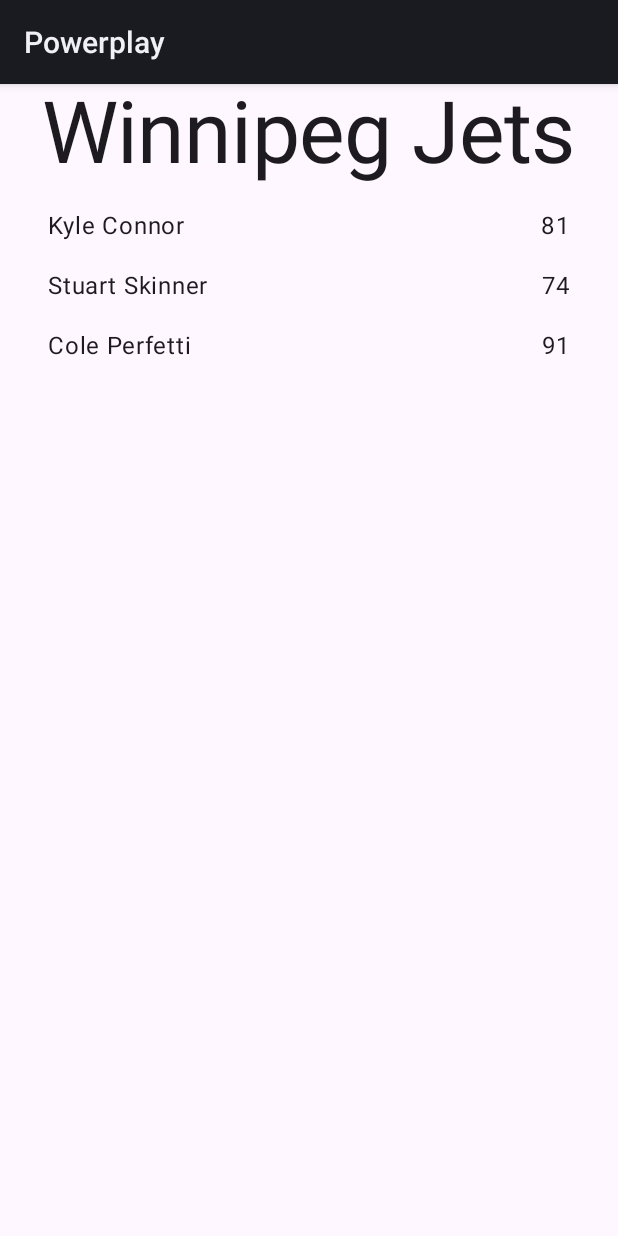
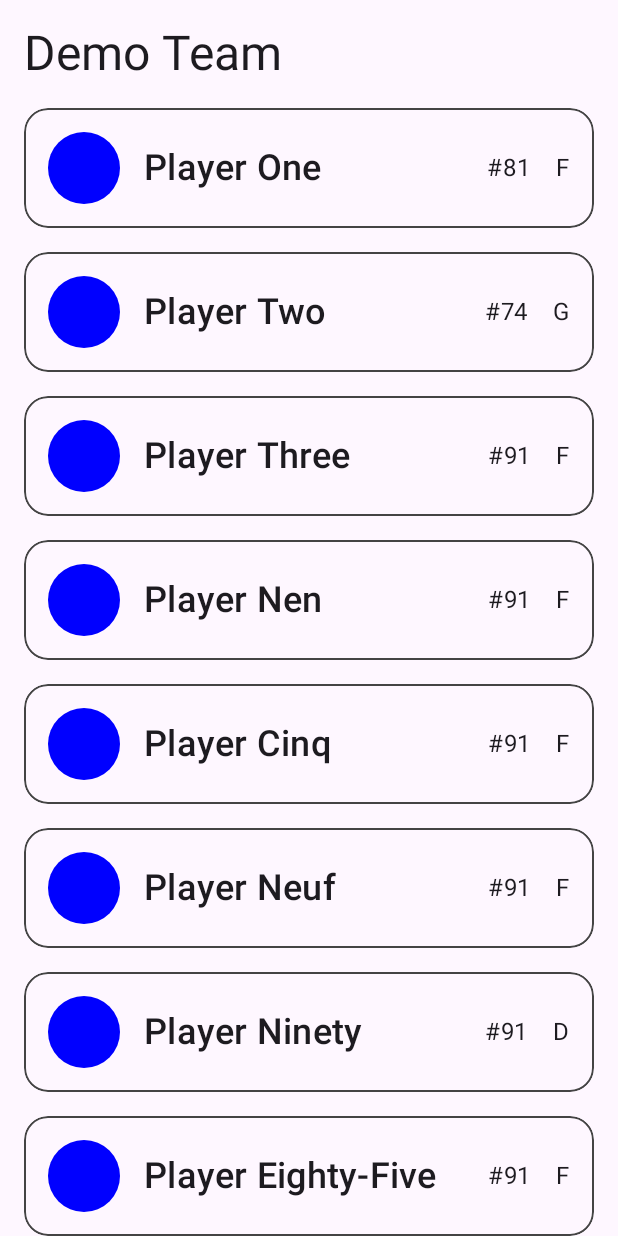
Before and after one commit to colinmarsch/powerplay, an Android app built with Jetpack Compose: the screen it shows after launch (MainActivity), on a phone screen of 412 x 824 dp. Run offline under Robolectric (Android 15) with nearby library versions, the phone set to English and light mode, and no system bars; our stand-ins replace Dagger/Hilt's generated code.

Commit message:
Update the roster UI and build team list UI

```diff
--- a/app/src/main/AndroidManifest.xml
+++ b/app/src/main/AndroidManifest.xml
@@ -5,6 +5,7 @@
         android:name=".PowerPlayApp"
         android:allowBackup="true"
         android:label="@string/app_name"
+        android:theme="@android:style/Theme.DeviceDefault.NoActionBar"
         android:supportsRtl="true">
         <activity
             android:name=".MainActivity"
--- a/app/src/main/java/ca/colinmarsch/powerplay/MainActivity.kt
+++ b/app/src/main/java/ca/colinmarsch/powerplay/MainActivity.kt
@@ -5,36 +5,96 @@ import androidx.activity.ComponentActivity
 import androidx.activity.compose.setContent
 import androidx.compose.material3.MaterialTheme
 import ca.colinmarsch.core.models.Player
+import ca.colinmarsch.core.models.PlayerPosition
 import ca.colinmarsch.core.models.Team
-import ca.colinmarsch.feature.teams.TeamScreen
+import ca.colinmarsch.feature.teams.RosterScreen
 
 class MainActivity : ComponentActivity() {
     private val demoTeam = Team(
-        name = "Winnipeg Jets",
+        name = "Demo Team",
         players = listOf(
             Player(
-                name = "Kyle Connor",
+                name = "Player One",
                 imageUrl = "",
                 number = 81,
+                position = PlayerPosition.Forward,
             ),
             Player(
-                name = "Stuart Skinner",
+                name = "Player Two",
                 imageUrl = "",
                 number = 74,
+                position = PlayerPosition.Goalie,
             ),
             Player(
-                name = "Cole Perfetti",
+                name = "Player Three",
                 imageUrl = "",
                 number = 91,
+                position = PlayerPosition.Forward,
+            ),
+            Player(
+                name = "Player Nen",
+                imageUrl = "",
+                number = 91,
+                position = PlayerPosition.Forward,
+            ),
+            Player(
+                name = "Player Cinq",
+                imageUrl = "",
+                number = 91,
+                position = PlayerPosition.Forward,
+            ),
+            Player(
+                name = "Player Neuf",
+                imageUrl = "",
+                number = 91,
+                position = PlayerPosition.Forward,
+            ),
+            Player(
+                name = "Player Ninety",
+                imageUrl = "",
+                number = 91,
+                position = PlayerPosition.Defence,
+            ),
+            Player(
+                name = "Player Eighty-Five",
+                imageUrl = "",
+                number = 91,
+                position = PlayerPosition.Forward,
+            ),
+            Player(
+                name = "Player Seven",
+                imageUrl = "",
+                number = 91,
+                position = PlayerPosition.Forward,
+            ),
+            Player(
+                name = "Player Four",
+                imageUrl = "",
+                number = 91,
+                position = PlayerPosition.Forward,
+            ),
+            Player(
+                name = "Player Sixteen",
+                imageUrl = "",
+                number = 91,
+                position = PlayerPosition.Forward,
+            ),
+            Player(
+                name = "Player Eight",
+                imageUrl = "",
+                number = 91,
+                position = PlayerPosition.Goalie,
             ),
         )
     )
+
+    private val teamList = listOf(demoTeam)
 
     override fun onCreate(savedInstanceState: Bundle?) {
         super.onCreate(savedInstanceState)
         setContent {
             MaterialTheme {
-                TeamScreen(demoTeam)
+                RosterScreen(demoTeam)
             }
         }
     }
--- a/core/models/src/main/java/ca/colinmarsch/core/models/Player.kt
+++ b/core/models/src/main/java/ca/colinmarsch/core/models/Player.kt
@@ -4,4 +4,5 @@ data class Player(
     val name: String,
     val imageUrl: String,
     val number: Int,
+    val position: PlayerPosition,
 )
--- /dev/null
+++ b/core/models/src/main/java/ca/colinmarsch/core/models/PlayerPosition.kt
@@ -0,0 +1,7 @@
+package ca.colinmarsch.core.models
+
+enum class PlayerPosition(val symbol: String) {
+    Forward("F"),
+    Defence("D"),
+    Goalie("G"),
+}
--- a/feature/teams/build.gradle.kts
+++ b/feature/teams/build.gradle.kts
@@ -31,6 +31,8 @@ dependencies {
     implementation(project(":core:models"))
 
     implementation(libs.androidx.compose.runtime)
+//    implementation(libs.androidx.compose.ui.tooling.preview)
     implementation(libs.androidx.core.ktx)
     implementation(libs.androidx.material3)
+//    debugImplementation(libs.androidx.compose.ui.tooling)
 }
--- /dev/null
+++ b/feature/teams/src/main/java/ca/colinmarsch/feature/teams/RosterScreen.kt
@@ -0,0 +1,118 @@
+package ca.colinmarsch.feature.teams
+
+import androidx.compose.foundation.background
+import androidx.compose.foundation.border
+import androidx.compose.foundation.layout.Arrangement
+import androidx.compose.foundation.layout.Box
+import androidx.compose.foundation.layout.Row
+import androidx.compose.foundation.layout.Spacer
+import androidx.compose.foundation.layout.fillMaxSize
+import androidx.compose.foundation.layout.fillMaxWidth
+import androidx.compose.foundation.layout.height
+import androidx.compose.foundation.layout.padding
+import androidx.compose.foundation.layout.size
+import androidx.compose.foundation.lazy.LazyColumn
+import androidx.compose.foundation.lazy.items
+import androidx.compose.foundation.shape.CircleShape
+import androidx.compose.foundation.shape.RoundedCornerShape
+import androidx.compose.material3.MaterialTheme
+import androidx.compose.material3.Scaffold
+import androidx.compose.material3.Text
+import androidx.compose.runtime.Composable
+import androidx.compose.ui.Alignment
+import androidx.compose.ui.Modifier
+import androidx.compose.ui.draw.clip
+import androidx.compose.ui.graphics.Color
+import androidx.compose.ui.unit.dp
+import androidx.compose.ui.unit.sp
+import ca.colinmarsch.core.models.PlayerPosition
+import ca.colinmarsch.core.models.Team
+
+@Composable
+fun RosterScreen(team: Team) {
+    Scaffold(
+        modifier = Modifier,
+        topBar = {
+            Row(
+                Modifier
+                    .fillMaxWidth()
+                    .padding(16.dp),
+            ) {
+                Text(
+                    text = team.name,
+                    fontSize = 32.sp,
+                    style = MaterialTheme.typography.headlineLarge
+                )
+            }
+        },
+    ) { paddingValues ->
+        LazyColumn(
+            modifier = Modifier
+                .fillMaxSize()
+                .padding(paddingValues),
+            verticalArrangement = Arrangement.spacedBy(16.dp),
+        ) {
+            items(items = team.players, key = { it.name }) { player ->
+                PlayerRow(
+                    modifier = Modifier.padding(horizontal = 16.dp),
+                    name = player.name,
+                    number = player.number,
+                    position = player.position,
+                )
+            }
+
+            item {
+                Spacer(Modifier.height(0.dp))
+            }
+        }
+    }
+}
+
+@Composable
+fun PlayerRow(
+    name: String,
+    number: Int,
+    position: PlayerPosition,
+    modifier: Modifier = Modifier,
+) {
+    Row(
+        modifier = modifier
+            .fillMaxWidth()
+            .clip(RoundedCornerShape(16.dp))
+            .border(width = 1.dp, color = Color.DarkGray, shape = RoundedCornerShape(16.dp))
+            .padding(16.dp),
+        horizontalArrangement = Arrangement.spacedBy(16.dp),
+        verticalAlignment = Alignment.CenterVertically,
+    ) {
+        Box(
+            modifier = Modifier
+                .size(48.dp)
+                .clip(CircleShape),
+        ) {
+            Box(
+                modifier = Modifier
+                    .fillMaxSize()
+                    .background(Color.Blue)
+            )
+        }
+
+        Text(
+            modifier = Modifier.weight(1f),
+            text = name,
+            fontSize = 24.sp,
+            style = MaterialTheme.typography.titleMedium,
+        )
+
+        Text(
+            text = "#$number",
+            fontSize = 16.sp,
+            style = MaterialTheme.typography.bodySmall,
+        )
+
+        Text(
+            text = position.symbol,
+            fontSize = 16.sp,
+            style = MaterialTheme.typography.bodySmall,
+        )
+    }
+}
--- a/feature/teams/src/main/java/ca/colinmarsch/feature/teams/TeamScreen.kt
+++ /dev/null
@@ -1,59 +0,0 @@
-package ca.colinmarsch.feature.teams
-
-import androidx.compose.foundation.layout.Arrangement
-import androidx.compose.foundation.layout.Row
-import androidx.compose.foundation.layout.fillMaxSize
-import androidx.compose.foundation.layout.fillMaxWidth
-import androidx.compose.foundation.layout.padding
-import androidx.compose.foundation.lazy.LazyColumn
-import androidx.compose.foundation.lazy.items
-import androidx.compose.material3.MaterialTheme
-import androidx.compose.material3.Scaffold
-import androidx.compose.material3.Text
-import androidx.compose.runtime.Composable
-import androidx.compose.ui.Modifier
-import androidx.compose.ui.unit.dp
-import ca.colinmarsch.core.models.Team
-
-@Composable
-fun TeamScreen(team: Team) {
-    Scaffold(
-        modifier = Modifier,
-        topBar = {
-            Row(
-                Modifier
-                    .fillMaxWidth()
-                    .padding(bottom = 16.dp),
-                horizontalArrangement = Arrangement.Center,
-            ) {
-                Text(text = team.name, style = MaterialTheme.typography.displayLarge)
-            }
-        },
-    ) { paddingValues ->
-        LazyColumn(
-            modifier = Modifier
-                .fillMaxSize()
-                .padding(paddingValues),
-            verticalArrangement = Arrangement.spacedBy(16.dp),
-        ) {
-            items(items = team.players, key = { it.name }) { player ->
-                Row(
-                    modifier = Modifier
-                        .fillMaxWidth()
-                        .padding(horizontal = 32.dp),
-                ) {
-                    // TODO: Display an image here
-
-                    Text(
-                        modifier = Modifier.weight(1f),
-                        text = player.name,
-                    )
-
-                    Text(
-                        text = player.number.toString(),
-                    )
-                }
-            }
-        }
-    }
-}
--- a/feature/teams/src/main/res/values/strings.xml
+++ b/feature/teams/src/main/res/values/strings.xml
@@ -1,4 +1,5 @@
 <?xml version="1.0" encoding="utf-8"?>
 <resources>
     <string name="app_name">Powerplay</string>
+    <string name="teams">Teams</string>
 </resources>
--- a/gradle/libs.versions.toml
+++ b/gradle/libs.versions.toml
@@ -9,6 +9,8 @@ ksp = "2.3.14"
 coreKtx = "1.19.1"
 runtime = "1.13.0"
 material3 = "1.5.0"
+uiToolingPreview = "1.13.0"
+uiTooling = "1.13.0"
 
 [libraries]
 androidx-activity-compose = { module = "androidx.activity:activity-compose", version.ref = "activityCompose" }
@@ -20,6 +22,8 @@ hilt-compiler = { module = "com.google.dagger:hilt-compiler", version.ref = "hil
 androidx-core-ktx = { group = "androidx.core", name = "core-ktx", version.ref = "coreKtx" }
 androidx-compose-runtime = { group = "androidx.compose.runtime", name = "runtime", version.ref = "runtime" }
 androidx-material3 = { group = "androidx.compose.material3", name = "material3", version.ref = "material3" }
+androidx-compose-ui-tooling-preview = { group = "androidx.compose.ui", name = "ui-tooling-preview", version.ref = "uiToolingPreview" }
+androidx-compose-ui-tooling = { group = "androidx.compose.ui", name = "ui-tooling", version.ref = "uiTooling" }
 
 [plugins]
 android-application = { id = "com.android.application", version.ref = "agp" }
```
Also changed, not shown: feature/teams/src/main/java/ca/colinmarsch/feature/teams/TeamListScreen.kt (added, +101 -0 lines).
